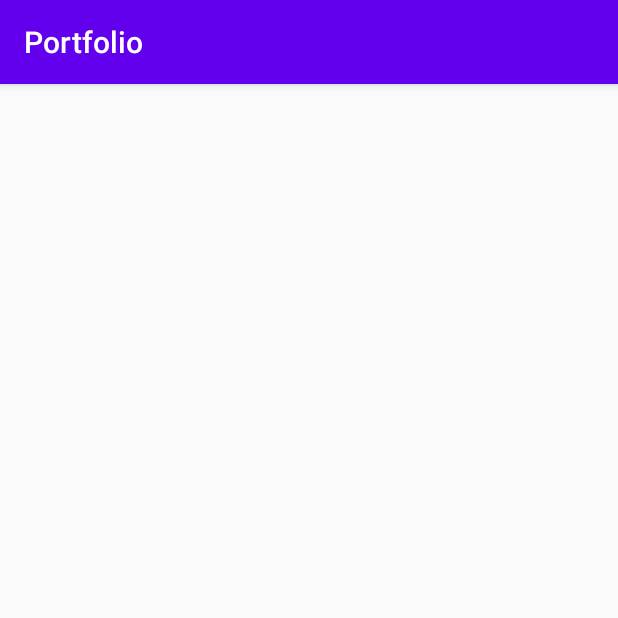
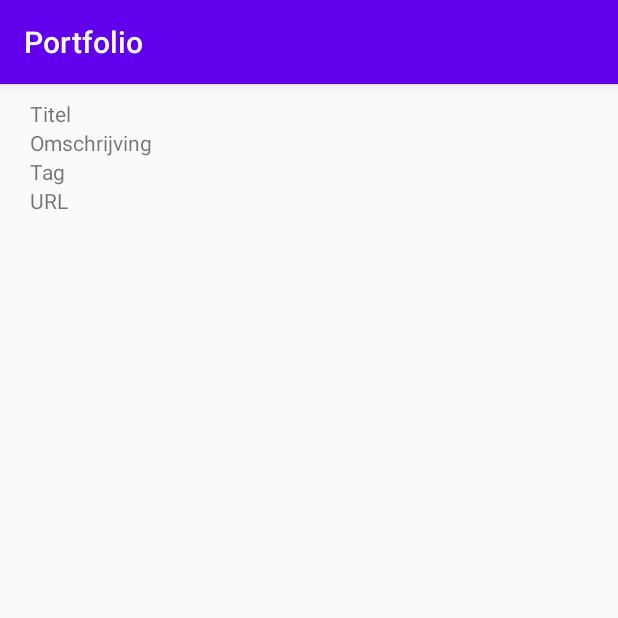
Before and after one commit to Trewep/Portfolio, an Android app: the screen it shows after launch (MainActivity), on a phone screen of 412 x 824 dp, the top half of it. Run offline under Robolectric (Android 15) with nearby library versions, the phone set to English and light mode, and no system bars; our stand-ins replace Volley.

Commit message:
seventh commit

```diff
--- a/app/src/main/AndroidManifest.xml
+++ b/app/src/main/AndroidManifest.xml
@@ -1,7 +1,7 @@
 <?xml version="1.0" encoding="utf-8"?>
 <manifest xmlns:android="http://schemas.android.com/apk/res/android"
     package="be.trewep.portfolio">
-
+<uses-permission android:name="android.permission.INTERNET"/>
     <application
         android:allowBackup="true"
         android:icon="@mipmap/ic_launcher"
--- a/app/src/main/java/be/trewep/portfolio/MainActivity.java
+++ b/app/src/main/java/be/trewep/portfolio/MainActivity.java
@@ -7,24 +7,70 @@ import androidx.recyclerview.widget.RecyclerView;
 
 import android.content.Intent;
 import android.os.Bundle;
+import android.text.TextWatcher;
 import android.util.Log;
 import android.view.Menu;
 import android.view.MenuInflater;
 import android.view.MenuItem;
+import android.widget.TextView;
 
+import com.android.volley.Request;
 import com.android.volley.RequestQueue;
+import com.android.volley.Response;
+import com.android.volley.VolleyError;
 import com.android.volley.toolbox.JsonArrayRequest;
+import com.android.volley.toolbox.JsonObjectRequest;
 import com.android.volley.toolbox.Volley;
 
+import org.json.JSONArray;
 import org.json.JSONException;
 import org.json.JSONObject;
 
 import java.util.LinkedList;
 
 public class MainActivity extends AppCompatActivity {
-    private static final String myURL = "https://drupal.trewep.be/api/portfolio";
+    private TextView mfield_title;
+    private TextView mfield_omschrijving;
+    private TextView mfield_tags;
+    private TextView mfield_url;
+    private RequestQueue mQueue;
+
+
+    @Override
+    protected void onCreate (Bundle savedInstanceState){
+        super.onCreate (savedInstanceState);
+        setContentView(R.layout.activity_main);
+
+        mfield_title = findViewById(R.id.field_title);
+        mfield_omschrijving = findViewById(R.id.field_omschrijving);
+        mfield_tags = findViewById(R.id.field_tags);
+        mfield_url = findViewById(R.id.field_url);
+
+        mQueue = Volley.newRequestQueue(this);
+
+        jsonParse();
+
+    }
+    private void jsonParse(){
+         String url ="https://drupal.trewep.be/api/portfolio";
+
+        JsonObjectRequest request = new JsonObjectRequest(Request.Method.GET, url, null,
+                new Response.Listener<JSONObject>() {
+                    @Override
+                    public void onResponse(JSONObject response) {
+                        JSONArray jsonArray = response.getJSONArray()
+                    }
+                }, new Response.ErrorListener() {
+            @Override
+            public void onErrorResponse(VolleyError error) {
+                error.printStackTrace();
+            }
+        });
+    }
+   /* private static final String myURL = "https://drupal.trewep.be/api/portfolio";
     private final LinkedList<Integer>mNumberList = new LinkedList<>();
     private RecyclerView mRecyclerView;
+    private portfolioItem mAdapter;
     RequestQueue mQueue;
 
     @Override
@@ -36,12 +82,20 @@ public class MainActivity extends AppCompatActivity {
         Intent intent = getIntent();
         int number = intent.getIntExtra("MAXNUMBER", 100);
 
-        populateList(number);
+        populateList(20);
 
         mRecyclerView = findViewById(R.id.recycler);
+        mAdapter = new portfolioItem(context: this, mNumberList); // List is empty at this point
         mRecyclerView.setAdapter(mAdapter);
         mRecyclerView.setLayoutManager(new LinearLayoutManager(this));
+
+
     }
+    private void populateList(int max){
+        for (int i = 1; i<=max; i++){
+            mNumberList.add(i);
+        }
+    }*/
 
    /* LinearLayout rootLayout;
 
--- a/app/src/main/java/be/trewep/portfolio/portfolioItem.java
+++ b/app/src/main/java/be/trewep/portfolio/portfolioItem.java
@@ -1,6 +1,8 @@
 package be.trewep.portfolio;
 
-public class portfolioItem {
+import androidx.recyclerview.widget.RecyclerView;
+
+public class portfolioItem extends RecyclerView.Adapter<portfolioItem.> {
     int id;
     String field_title;
     String field_omschrijving;
--- a/app/src/main/res/layout/activity_main.xml
+++ b/app/src/main/res/layout/activity_main.xml
@@ -1,16 +1,39 @@
 <?xml version="1.0" encoding="utf-8"?>
-<FrameLayout
-    xmlns:tools="http://schemas.android.com/tools"
+<RelativeLayout
     xmlns:android="http://schemas.android.com/apk/res/android"
     android:layout_width="match_parent"
     android:layout_height="match_parent"
-    tools:context=".MainActivity">
-
-    <androidx.recyclerview.widget.RecyclerView
-        android:layout_width="match_parent"
-        android:layout_height="wrap_content"
-        android:id="@+id/recycler"/>
+    android:padding="10dp">
 
 
+    <TextView
+        android:id="@+id/field_title"
+        android:layout_width="wrap_content"
+        android:layout_height="wrap_content"
+        android:text="Titel"
+        android:paddingLeft="10dp"
+        android:TextStyle="bold"/>
+    <TextView
+        android:id="@+id/field_omschrijving"
+        android:layout_width="wrap_content"
+        android:layout_height="wrap_content"
+        android:layout_below="@id/field_title"
+        android:text="Omschrijving"
+        android:paddingLeft="10dp"/>
 
-</FrameLayout>
+    <TextView
+        android:id="@+id/field_tags"
+        android:layout_width="wrap_content"
+        android:layout_height="wrap_content"
+        android:layout_below="@id/field_omschrijving"
+        android:text="Tag"
+        android:paddingLeft="10dp"/>
+    <TextView
+        android:id="@+id/field_url"
+        android:layout_width="wrap_content"
+        android:layout_height="wrap_content"
+        android:layout_below="@id/field_tags"
+        android:text="URL"
+        android:paddingLeft="10dp"/>
+
+</RelativeLayout>
```
